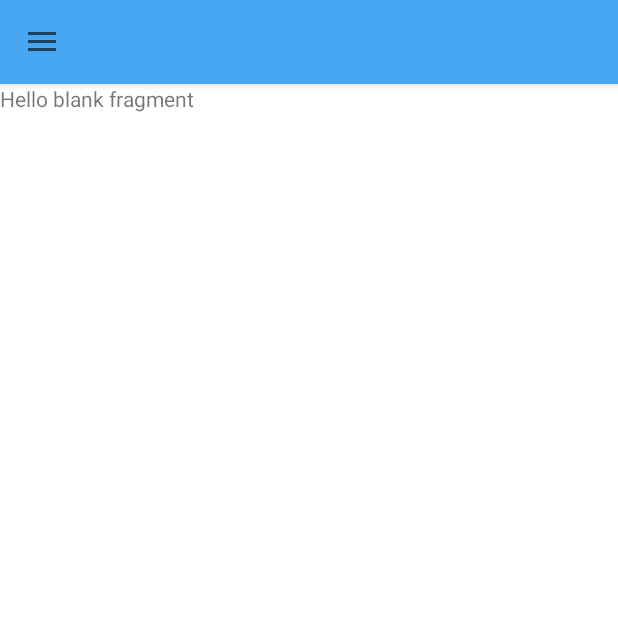
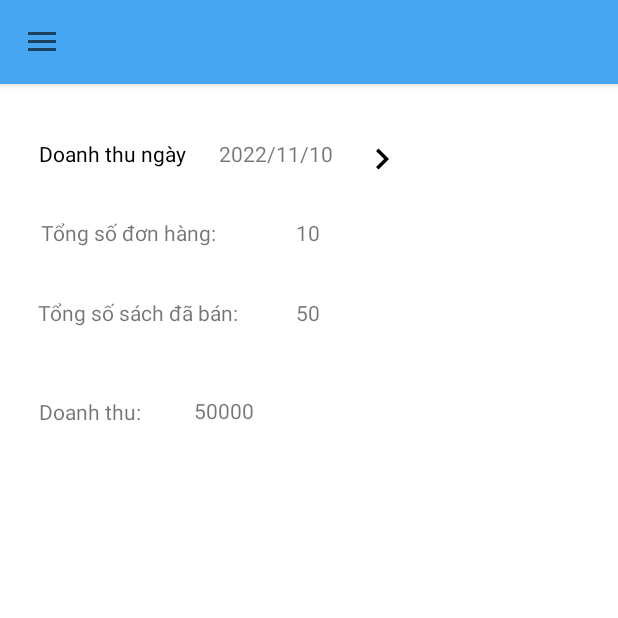
Before and after one commit to caotvph21393/DU_AN_1, an Android app: the screen it shows after launch (MainActivity), in the side drawer, after a tap on "́thống kê", on a phone screen of 412 x 824 dp, the top half of it. Run offline under Robolectric (Android 15) with nearby library versions, the light colour scheme and no system bars.

Commit message:
thong ke

```diff
--- a/app/src/main/java/cp17304_n3/fpoly/du_an_1/Fragment/ThongKe.java
+++ b/app/src/main/java/cp17304_n3/fpoly/du_an_1/Fragment/ThongKe.java
@@ -1,5 +1,6 @@
 package cp17304_n3.fpoly.du_an_1.Fragment;
 
+import android.app.DatePickerDialog;
 import android.os.Bundle;
 
 import androidx.fragment.app.Fragment;
@@ -7,47 +8,64 @@ import androidx.fragment.app.Fragment;
 import android.view.LayoutInflater;
 import android.view.View;
 import android.view.ViewGroup;
+import android.widget.DatePicker;
+import android.widget.ImageView;
+import android.widget.TextView;
+
+import java.util.Calendar;
 
 import cp17304_n3.fpoly.du_an_1.R;
 
-/**
- * A simple {@link Fragment} subclass.
- * Use the {@link ThongKe#newInstance} factory method to
- * create an instance of this fragment.
- */
+
 public class ThongKe extends Fragment {
+     ImageView ivngay;
+     TextView txtngay;
 
-
-
-    public ThongKe() {
-        // Required empty public constructor
-    }
-
-    /**
-     * Use this factory method to create a new instance of
-     * this fragment using the provided parameters.
-     *
-     * @param param1 Parameter 1.
-     * @param param2 Parameter 2.
-     * @return A new instance of fragment ThongKe.
-     */
-    // TODO: Rename and change types and number of parameters
-    public static ThongKe newInstance() {
+    public static Fragment newInstance() {
         ThongKe fragment = new ThongKe();
 
         return fragment;
     }
 
-    @Override
-    public void onCreate(Bundle savedInstanceState) {
-        super.onCreate(savedInstanceState);
-
-    }
 
     @Override
     public View onCreateView(LayoutInflater inflater, ViewGroup container,
                              Bundle savedInstanceState) {
         // Inflate the layout for this fragment
-        return inflater.inflate(R.layout.fragment_thong_ke, container, false);
+        View view= inflater.inflate(R.layout.fragment_thong_ke, container, false);
+        ivngay=view.findViewById(R.id.ivngay);
+        txtngay=view.findViewById(R.id.txtngay);
+        Calendar calendar=Calendar.getInstance();
+        ivngay.setOnClickListener(new View.OnClickListener() {
+            @Override
+            public void onClick(View v) {
+                DatePickerDialog datePickerDialog=new DatePickerDialog(
+                        getContext(), new DatePickerDialog.OnDateSetListener() {
+                    @Override
+                    public void onDateSet(DatePicker view, int year, int month, int dayOfMonth) {
+                        String ngay="";
+                        String thang="";
+                        if(dayOfMonth<10){
+                            ngay="0"+dayOfMonth;
+                        }else {
+                            ngay=String.valueOf(dayOfMonth);
+                        }
+                        if((month+1)<10){
+                            thang="0"+(month+1);
+                        }else {
+                            thang=String.valueOf((month+1));
+                        }
+                        txtngay.setText(year+"/"+thang+"/"+ngay);
+
+                    }
+                },calendar.get(Calendar.YEAR),
+                        calendar.get(Calendar.MONTH),
+                        calendar.get(Calendar.DAY_OF_MONTH)
+                );
+                datePickerDialog.show();
+            }
+        });
+        return view;
+
     }
 }
--- /dev/null
+++ b/app/src/main/res/drawable/ic_baseline_navigate_next_24.xml
@@ -0,0 +1,5 @@
+<vector android:autoMirrored="true" android:height="24dp"
+    android:tint="#000000" android:viewportHeight="24"
+    android:viewportWidth="24" android:width="24dp" xmlns:android="http://schemas.android.com/apk/res/android">
+    <path android:fillColor="@android:color/white" android:pathData="M10,6L8.59,7.41 13.17,12l-4.58,4.59L10,18l6,-6z"/>
+</vector>
--- a/app/src/main/res/layout/activity_man_hinh_chao.xml
+++ b/app/src/main/res/layout/activity_man_hinh_chao.xml
@@ -16,6 +16,7 @@
         app:lottie_autoPlay="true"
         app:lottie_loop="true"/>
 
+
     <com.airbnb.lottie.LottieAnimationView
         android:backgroundTint="@null"
         android:layout_marginTop="20dp"
--- a/app/src/main/res/layout/fragment_thong_ke.xml
+++ b/app/src/main/res/layout/fragment_thong_ke.xml
@@ -1,14 +1,125 @@
 <?xml version="1.0" encoding="utf-8"?>
-<FrameLayout xmlns:android="http://schemas.android.com/apk/res/android"
+<androidx.constraintlayout.widget.ConstraintLayout xmlns:android="http://schemas.android.com/apk/res/android"
+    xmlns:app="http://schemas.android.com/apk/res-auto"
     xmlns:tools="http://schemas.android.com/tools"
     android:layout_width="match_parent"
     android:layout_height="match_parent"
     tools:context=".Fragment.ThongKe">
 
-    <!-- TODO: Update blank fragment layout -->
     <TextView
-        android:layout_width="match_parent"
-        android:layout_height="match_parent"
-        android:text="@string/hello_blank_fragment" />
+        android:layout_width="wrap_content"
+        android:layout_height="wrap_content"
+        android:text="Doanh thu ngày"
+        android:textColor="@color/black"
+        app:layout_constraintBottom_toBottomOf="parent"
+        app:layout_constraintEnd_toEndOf="parent"
+        app:layout_constraintHorizontal_bias="0.082"
+        app:layout_constraintStart_toStartOf="parent"
+        app:layout_constraintTop_toTopOf="parent"
+        app:layout_constraintVertical_bias="0.049" />
 
-</FrameLayout>
+    <com.google.android.material.textfield.TextInputLayout
+        android:layout_width="286dp"
+        android:layout_height="wrap_content"
+        tools:layout_editor_absoluteX="124dp"
+        tools:layout_editor_absoluteY="48dp">
+
+    </com.google.android.material.textfield.TextInputLayout>
+
+    <TextView
+        android:id="@+id/txtngay"
+        android:layout_width="wrap_content"
+        android:layout_height="wrap_content"
+        android:text="2022/11/10"
+        app:layout_constraintBottom_toBottomOf="parent"
+        app:layout_constraintEnd_toEndOf="parent"
+        app:layout_constraintHorizontal_bias="0.434"
+        app:layout_constraintStart_toStartOf="parent"
+        app:layout_constraintTop_toTopOf="parent"
+        app:layout_constraintVertical_bias="0.049" />
+
+    <ImageView
+        android:id="@+id/ivngay"
+        android:layout_width="29dp"
+        android:layout_height="28dp"
+        android:src="@drawable/ic_baseline_navigate_next_24"
+        app:layout_constraintBottom_toBottomOf="parent"
+        app:layout_constraintEnd_toEndOf="parent"
+        app:layout_constraintHorizontal_bias="0.628"
+        app:layout_constraintStart_toStartOf="parent"
+        app:layout_constraintTop_toTopOf="parent"
+        app:layout_constraintVertical_bias="0.049" />
+
+    <TextView
+        android:id="@+id/textView3"
+        android:layout_width="wrap_content"
+        android:layout_height="wrap_content"
+        android:text="Tổng số đơn hàng: "
+        app:layout_constraintBottom_toBottomOf="parent"
+        app:layout_constraintEnd_toEndOf="parent"
+        app:layout_constraintHorizontal_bias="0.094"
+        app:layout_constraintStart_toStartOf="parent"
+        app:layout_constraintTop_toTopOf="parent"
+        app:layout_constraintVertical_bias="0.119" />
+
+    <TextView
+        android:id="@+id/textView4"
+        android:layout_width="wrap_content"
+        android:layout_height="wrap_content"
+        android:text="10"
+        app:layout_constraintBottom_toBottomOf="parent"
+        app:layout_constraintEnd_toEndOf="parent"
+        app:layout_constraintHorizontal_bias="0.498"
+        app:layout_constraintStart_toStartOf="parent"
+        app:layout_constraintTop_toTopOf="parent"
+        app:layout_constraintVertical_bias="0.119" />
+
+    <TextView
+        android:id="@+id/textView5"
+        android:layout_width="wrap_content"
+        android:layout_height="wrap_content"
+        android:text="Tổng số sách đã bán: "
+        app:layout_constraintBottom_toBottomOf="parent"
+        app:layout_constraintEnd_toEndOf="parent"
+        app:layout_constraintHorizontal_bias="0.092"
+        app:layout_constraintStart_toStartOf="parent"
+        app:layout_constraintTop_toTopOf="parent"
+        app:layout_constraintVertical_bias="0.191" />
+
+    <TextView
+        android:id="@+id/textView6"
+        android:layout_width="wrap_content"
+        android:layout_height="wrap_content"
+        android:text="50"
+        app:layout_constraintBottom_toBottomOf="parent"
+        app:layout_constraintEnd_toEndOf="parent"
+        app:layout_constraintHorizontal_bias="0.498"
+        app:layout_constraintStart_toStartOf="parent"
+        app:layout_constraintTop_toTopOf="parent"
+        app:layout_constraintVertical_bias="0.191" />
+
+    <TextView
+        android:id="@+id/textView7"
+        android:layout_width="wrap_content"
+        android:layout_height="wrap_content"
+        android:text="Doanh thu:"
+        app:layout_constraintBottom_toBottomOf="parent"
+        app:layout_constraintEnd_toEndOf="parent"
+        app:layout_constraintHorizontal_bias="0.076"
+        app:layout_constraintStart_toStartOf="parent"
+        app:layout_constraintTop_toTopOf="parent"
+        app:layout_constraintVertical_bias="0.279" />
+
+    <TextView
+        android:id="@+id/textView8"
+        android:layout_width="wrap_content"
+        android:layout_height="wrap_content"
+        android:text="50000"
+        app:layout_constraintBottom_toBottomOf="parent"
+        app:layout_constraintEnd_toEndOf="parent"
+        app:layout_constraintHorizontal_bias="0.348"
+        app:layout_constraintStart_toStartOf="parent"
+        app:layout_constraintTop_toTopOf="parent"
+        app:layout_constraintVertical_bias="0.278" />
+
+</androidx.constraintlayout.widget.ConstraintLayout>
```
